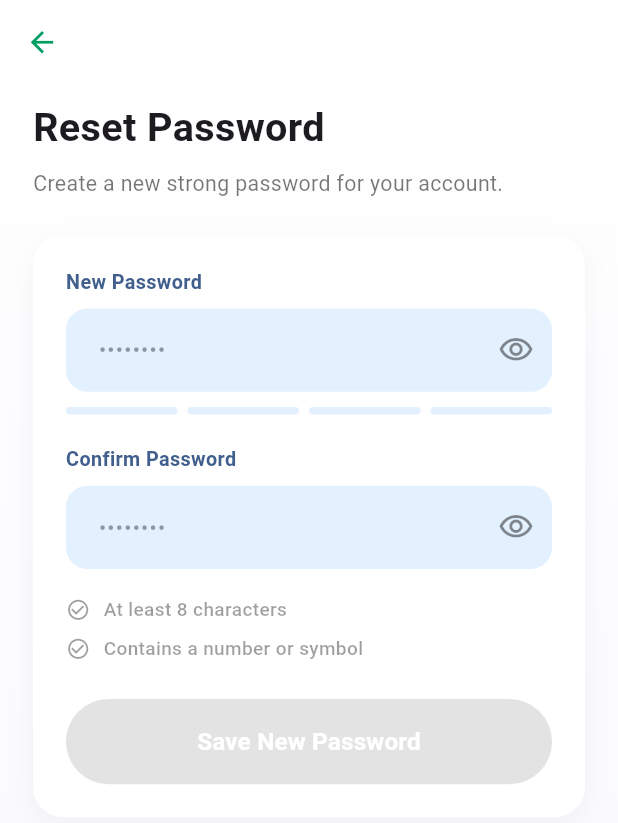
After one commit to Danii56-cmd/PakPay, a Flutter app: the ResetPasswordScreen screen opened directly, on a phone screen of 412 x 824 dp. The commit adds this screen. Shown: the top 823 px of the screen. Run offline on Flutter 3.47's test engine with Material 3 defaults, Android fonts, the light colour scheme and no system bars; our stand-ins replace flutter_screenutil, flutter_svg, intl_phone_field, qr_flutter; missing offline and left inert: mobile_scanner.

Commit message:
more screens added

```diff
--- /dev/null
+++ b/lib/sharedwidgets/password_field.dart
@@ -0,0 +1,86 @@
+import 'package:flutter/material.dart';
+import 'package:flutter_screenutil/flutter_screenutil.dart';
+import 'package:pakpay/core/app_colors.dart';
+
+/// A labeled password field with a built-in show/hide toggle. Used for
+/// New Password / Confirm Password on the Reset Password screen, but
+/// generic enough for a login password field too.
+class PasswordField extends StatefulWidget {
+  const PasswordField({
+    super.key,
+    required this.label,
+    this.controller,
+    this.hint = '••••••••',
+    this.onChanged,
+  });
+
+  final String label;
+  final TextEditingController? controller;
+  final String hint;
+  final ValueChanged<String>? onChanged;
+
+  @override
+  State<PasswordField> createState() => _PasswordFieldState();
+}
+
+class _PasswordFieldState extends State<PasswordField> {
+  bool _obscure = true;
+
+  @override
+  Widget build(BuildContext context) {
+    return Column(
+      crossAxisAlignment: CrossAxisAlignment.start,
+      children: [
+        Text(
+          widget.label,
+          style: TextStyle(
+            fontSize: 13.sp,
+            fontWeight: FontWeight.w600,
+            color: AppColors.secondaryclr,
+          ),
+        ),
+        SizedBox(height: 8.h),
+        TextFormField(
+          controller: widget.controller,
+          obscureText: _obscure,
+          onChanged: widget.onChanged,
+          style: TextStyle(
+            color: Colors.black87,
+            fontSize: 15.sp,
+            fontWeight: FontWeight.w500,
+          ),
+          decoration: InputDecoration(
+            hintText: widget.hint,
+            hintStyle: TextStyle(
+              color: Colors.black38,
+              fontSize: 15.sp,
+              fontWeight: FontWeight.w400,
+            ),
+            suffixIcon: IconButton(
+              icon: Icon(
+                _obscure ? Icons.visibility_outlined : Icons.visibility_off_outlined,
+                color: Colors.black45,
+              ),
+              onPressed: () => setState(() => _obscure = !_obscure),
+            ),
+            filled: true,
+            fillColor: AppColors.txtfieldclr,
+            border: OutlineInputBorder(
+              borderSide: BorderSide.none,
+              borderRadius: BorderRadius.circular(14.r),
+            ),
+            enabledBorder: OutlineInputBorder(
+              borderSide: BorderSide.none,
+              borderRadius: BorderRadius.circular(14.r),
+            ),
+            focusedBorder: OutlineInputBorder(
+              borderSide: BorderSide(color: AppColors.primaryclr, width: 1.5.w),
+              borderRadius: BorderRadius.circular(14.r),
+            ),
+            contentPadding: EdgeInsets.symmetric(horizontal: 16.w, vertical: 16.h),
+          ),
+        ),
+      ],
+    );
+  }
+}
--- /dev/null
+++ b/lib/sharedwidgets/password_strengthbar.dart
@@ -0,0 +1,113 @@
+import 'package:flutter/material.dart';
+import 'package:flutter_screenutil/flutter_screenutil.dart';
+import 'package:pakpay/core/app_colors.dart';
+
+/// Represents how strong a password is, from empty to strong.
+enum PasswordStrength { empty, weak, fair, good, strong }
+
+/// Very small heuristic — good enough for a UI hint, not real security
+/// validation. Swap this out for whatever rule set your backend uses.
+PasswordStrength calculatePasswordStrength(String password) {
+  if (password.isEmpty) return PasswordStrength.empty;
+
+  int score = 0;
+  if (password.length >= 8) score++;
+  if (RegExp(r'[A-Z]').hasMatch(password)) score++;
+  if (RegExp(r'[0-9]').hasMatch(password)) score++;
+  if (RegExp(r'[!@#\$%^&*(),.?":{}|<>]').hasMatch(password)) score++;
+
+  switch (score) {
+    case 0:
+    case 1:
+      return PasswordStrength.weak;
+    case 2:
+      return PasswordStrength.fair;
+    case 3:
+      return PasswordStrength.good;
+    default:
+      return PasswordStrength.strong;
+  }
+}
+
+/// A 4-segment strength bar + label ("Strength: Weak / Fair / Good /
+/// Strong"), shown under the New Password field.
+class PasswordStrengthBar extends StatelessWidget {
+  const PasswordStrengthBar({super.key, required this.strength});
+
+  final PasswordStrength strength;
+
+  int get _filledSegments {
+    switch (strength) {
+      case PasswordStrength.empty:
+        return 0;
+      case PasswordStrength.weak:
+        return 1;
+      case PasswordStrength.fair:
+        return 2;
+      case PasswordStrength.good:
+        return 3;
+      case PasswordStrength.strong:
+        return 4;
+    }
+  }
+
+  Color get _color {
+    switch (strength) {
+      case PasswordStrength.empty:
+      case PasswordStrength.weak:
+        return Colors.red.shade400;
+      case PasswordStrength.fair:
+        return Colors.orange.shade400;
+      case PasswordStrength.good:
+        return Colors.lightGreen.shade600;
+      case PasswordStrength.strong:
+        return AppColors.primaryclr;
+    }
+  }
+
+  String get _label {
+    switch (strength) {
+      case PasswordStrength.empty:
+        return '';
+      case PasswordStrength.weak:
+        return 'Weak';
+      case PasswordStrength.fair:
+        return 'Fair';
+      case PasswordStrength.good:
+        return 'Good';
+      case PasswordStrength.strong:
+        return 'Strong';
+    }
+  }
+
+  @override
+  Widget build(BuildContext context) {
+    return Column(
+      crossAxisAlignment: CrossAxisAlignment.end,
+      children: [
+        Row(
+          children: List.generate(4, (index) {
+            final filled = index < _filledSegments;
+            return Expanded(
+              child: Container(
+                margin: EdgeInsets.only(right: index == 3 ? 0 : 6.w),
+                height: 5.h,
+                decoration: BoxDecoration(
+                  color: filled ? _color : AppColors.txtfieldclr,
+                  borderRadius: BorderRadius.circular(4.r),
+                ),
+              ),
+            );
+          }),
+        ),
+        if (_label.isNotEmpty) ...[
+          SizedBox(height: 6.h),
+          Text(
+            'Strength: $_label',
+            style: TextStyle(fontSize: 12.sp, color: Colors.black54),
+          ),
+        ],
+      ],
+    );
+  }
+}
--- /dev/null
+++ b/lib/view/auth/reset_password_screen.dart
@@ -0,0 +1,207 @@
+import 'package:flutter/material.dart';
+import 'package:flutter_screenutil/flutter_screenutil.dart';
+import 'package:pakpay/core/app_colors.dart';
+import 'package:pakpay/sharedwidgets/password_field.dart';
+import 'package:pakpay/sharedwidgets/password_strengthbar.dart';
+
+import 'package:pakpay/sharedwidgets/primary_button.dart';
+
+class ResetPasswordScreen extends StatefulWidget {
+  const ResetPasswordScreen({super.key});
+
+  @override
+  State<ResetPasswordScreen> createState() => _ResetPasswordScreenState();
+}
+
+class _ResetPasswordScreenState extends State<ResetPasswordScreen> {
+  final _newPasswordController = TextEditingController();
+  final _confirmPasswordController = TextEditingController();
+
+  String _newPassword = '';
+  String _confirmPassword = '';
+  bool _isSaving = false;
+
+  @override
+  void dispose() {
+    _newPasswordController.dispose();
+    _confirmPasswordController.dispose();
+    super.dispose();
+  }
+
+  bool get _hasMinLength => _newPassword.length >= 8;
+
+  bool get _hasNumberOrSymbol =>
+      RegExp(r'[0-9!@#\$%^&*(),.?":{}|<>]').hasMatch(_newPassword);
+
+  bool get _passwordsMatch =>
+      _newPassword.isNotEmpty && _newPassword == _confirmPassword;
+
+  bool get _canSubmit =>
+      _hasMinLength && _hasNumberOrSymbol && _passwordsMatch && !_isSaving;
+
+  Future<void> _onSave() async {
+    if (!_canSubmit) return;
+    FocusScope.of(context).unfocus();
+    setState(() => _isSaving = true);
+
+    // TODO: replace with the actual "set new password" API call.
+    await Future.delayed(const Duration(milliseconds: 900));
+
+    if (!mounted) return;
+    setState(() => _isSaving = false);
+
+    ScaffoldMessenger.of(context).showSnackBar(
+      SnackBar(
+        content: const Text("Password updated successfully"),
+        backgroundColor: AppColors.primaryclr,
+        behavior: SnackBarBehavior.floating,
+        shape: RoundedRectangleBorder(borderRadius: BorderRadius.circular(10.r)),
+      ),
+    );
+
+    // Clear the whole forgot-password stack and drop the user back on
+    // the Login screen (which should be the first route).
+    Navigator.popUntil(context, (route) => route.isFirst);
+  }
+
+  @override
+  Widget build(BuildContext context) {
+    final strength = calculatePasswordStrength(_newPassword);
+
+    return Scaffold(
+      extendBodyBehindAppBar: true,
+      backgroundColor: Colors.transparent,
+      appBar: AppBar(
+        backgroundColor: Colors.transparent,
+        elevation: 0,
+        leading: IconButton(
+          icon: Icon(Icons.arrow_back, color: AppColors.primaryclr, size: 22.sp),
+          onPressed: () => Navigator.maybePop(context),
+        ),
+      ),
+      body: Container(
+        width: double.infinity,
+        height: double.infinity,
+        decoration: const BoxDecoration(gradient: AppColors.bgclr),
+        child: SafeArea(
+          child: SingleChildScrollView(
+            padding: EdgeInsets.symmetric(horizontal: 20.w),
+            child: Column(
+              crossAxisAlignment: CrossAxisAlignment.start,
+              children: [
+                SizedBox(height: 10.h),
+                Text(
+                  'Reset Password',
+                  style: TextStyle(fontSize: 26.sp, fontWeight: FontWeight.w700),
+                ),
+                SizedBox(height: 8.h),
+                Text(
+                  'Create a new strong password for your account.',
+                  style: TextStyle(
+                    fontSize: 14.sp,
+                    fontWeight: FontWeight.w400,
+                    color: Colors.black54,
+                  ),
+                ),
+                SizedBox(height: 24.h),
+
+                Container(
+                  width: double.infinity,
+                  padding: EdgeInsets.all(20.w),
+                  decoration: BoxDecoration(
+                    color: Colors.white,
+                    borderRadius: BorderRadius.circular(20.r),
+                    boxShadow: [
+                      BoxShadow(
+                        color: Colors.black.withValues(alpha: 0.04),
+                        blurRadius: 14,
+                        offset: const Offset(0, 6),
+                      ),
+                    ],
+                  ),
+                  child: Column(
+                    crossAxisAlignment: CrossAxisAlignment.start,
+                    children: [
+                      PasswordField(
+                        label: 'New Password',
+                        controller: _newPasswordController,
+                        onChanged: (value) => setState(() => _newPassword = value),
+                      ),
+                      SizedBox(height: 10.h),
+                      PasswordStrengthBar(strength: strength),
+                      SizedBox(height: 20.h),
+
+                      PasswordField(
+                        label: 'Confirm Password',
+                        controller: _confirmPasswordController,
+                        onChanged: (value) =>
+                            setState(() => _confirmPassword = value),
+                      ),
+                      if (_confirmPassword.isNotEmpty && !_passwordsMatch) ...[
+                        SizedBox(height: 6.h),
+                        Text(
+                          "Passwords don't match",
+                          style: TextStyle(
+                            fontSize: 12.sp,
+                            color: Colors.red.shade400,
+                            fontWeight: FontWeight.w500,
+                          ),
+                        ),
+                      ],
+                      SizedBox(height: 18.h),
+
+                      _RequirementRow(
+                        text: 'At least 8 characters',
+                        met: _hasMinLength,
+                      ),
+                      SizedBox(height: 8.h),
+                      _RequirementRow(
+                        text: 'Contains a number or symbol',
+                        met: _hasNumberOrSymbol,
+                      ),
+                      SizedBox(height: 24.h),
+
+                      PrimaryButton(
+                        width: double.infinity,
+                        text: _isSaving ? 'Saving...' : 'Save New Password',
+                        onPressed: _canSubmit ? _onSave : null,
+                      ),
+                    ],
+                  ),
+                ),
+                SizedBox(height: 20.h),
+              ],
+            ),
+          ),
+        ),
+      ),
+    );
+  }
+}
+
+/// A single "✓ requirement text" row that turns green once [met] is true.
+class _RequirementRow extends StatelessWidget {
+  const _RequirementRow({required this.text, required this.met});
+
+  final String text;
+  final bool met;
+
+  @override
+  Widget build(BuildContext context) {
+    final color = met ? AppColors.primaryclr : Colors.black38;
+    return Row(
+      children: [
+        Icon(
+          met ? Icons.check_circle : Icons.check_circle_outline,
+          size: 16.sp,
+          color: color,
+        ),
+        SizedBox(width: 8.w),
+        Text(
+          text,
+          style: TextStyle(fontSize: 12.5.sp, color: color, fontWeight: FontWeight.w500),
+        ),
+      ],
+    );
+  }
+}
```
Also changed, not shown: lib/view/otp_expired_screen.dart (added, +233 -0 lines), lib/view/otp_verification_screen.dart (+47 -10 lines).
